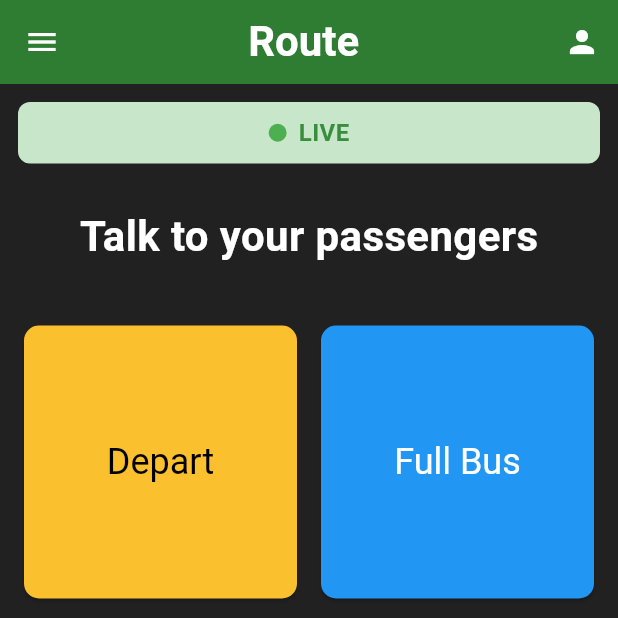
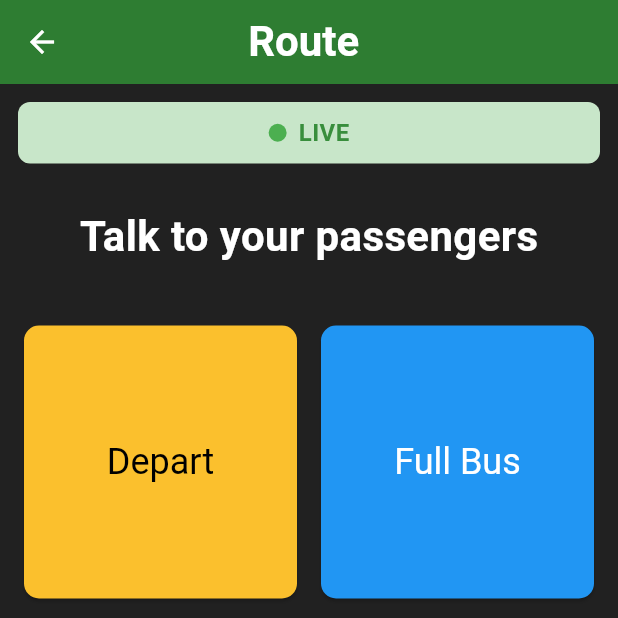
Before and after one commit to Jojo5673/wheres-my-bus, a Flutter app: the LiveRoute screen opened directly with empty values, on a phone screen of 412 x 824 dp, the top half of it. Run offline on Flutter 3.47's test engine with Material 3 defaults, Android fonts, the phone set to English and light mode, and no system bars; our stand-ins replace cloud_firestore, firebase_auth, firebase_core, flutter_typeahead, geolocator, go_router and 2 more; missing offline and left inert: firebase_ui_auth; accounts and stored records are empty.

Commit message:
Removed drawers in app bars

```diff
--- a/lib/pages/driver/driver_home.dart
+++ b/lib/pages/driver/driver_home.dart
@@ -51,7 +51,6 @@ class _DriverHomeState extends State<DriverHome> {
   Widget build(BuildContext context) {
     var colorScheme = Theme.of(context).colorScheme;
     return Scaffold(
-      drawer: Drawer(backgroundColor: Theme.of(context).scaffoldBackgroundColor),
       appBar: AppBar(
         centerTitle: true,
         title: Text("Your Routes"),
--- a/lib/pages/driver/live_route.dart
+++ b/lib/pages/driver/live_route.dart
@@ -144,16 +144,7 @@ class _LiveRouteState extends State<LiveRoute> {
           centerTitle: true,
           title: Text("Route ${widget.route.routeNumber}"),
           backgroundColor: colorScheme.primary,
-          actions: [
-            IconButton(
-              icon: const Icon(Icons.person, color: Colors.white),
-              onPressed: () {
-                context.push('/profile');
-              },
-            ),
-          ],
         ),
-        drawer: Drawer(backgroundColor: Theme.of(context).scaffoldBackgroundColor),
         body: SafeArea(
           child: Column(
             children: [
--- a/lib/pages/passenger/passenger_home.dart
+++ b/lib/pages/passenger/passenger_home.dart
@@ -46,7 +46,6 @@ class _PassengerHomeState extends State<PassengerHome> {
           ),
         ],
       ),
-      drawer: Drawer(backgroundColor: Theme.of(context).scaffoldBackgroundColor),
       body: Padding(
         padding: const EdgeInsets.all(16.0),
         child: Column(
```
